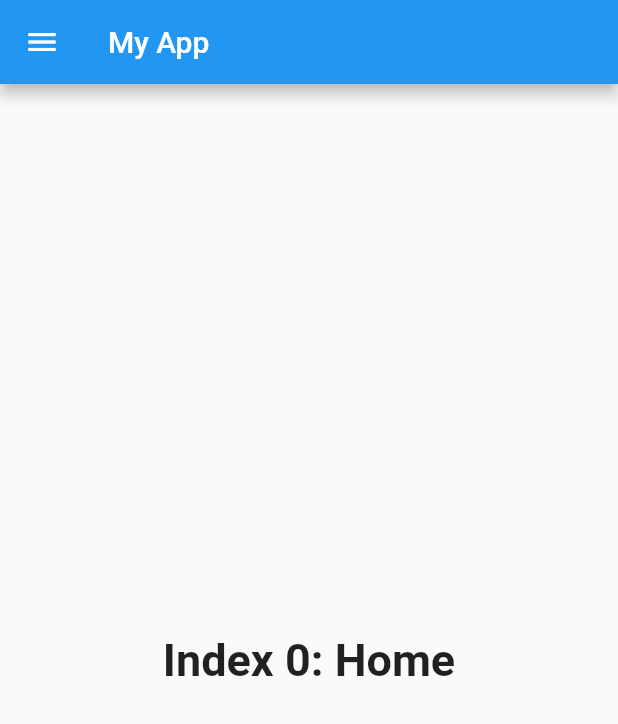
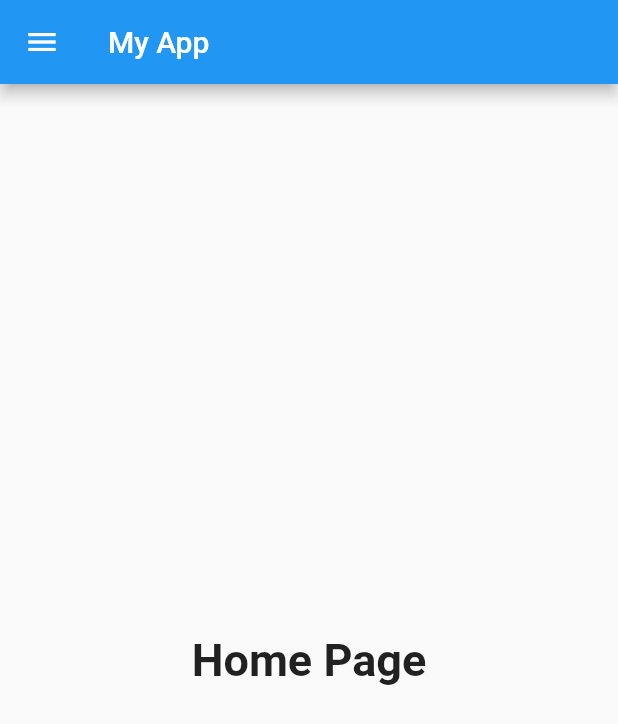
Before and after one commit to Starceus001/Streaming-Service-App, a Flutter app: the screen it shows after launch, in the side drawer, after a tap on "Home", on a phone screen of 412 x 824 dp. Shown: the top 724 px of the screen. Run offline on Flutter 3.47's test engine with Material 2 defaults, Android fonts, the phone set to English and light mode, and no system bars.

Commit message:
Untested: programma in meerdere pagina's opgedeeld

```diff
--- /dev/null
+++ b/lib/app_drawer.dart
@@ -0,0 +1,56 @@
+import 'package:flutter/material.dart';
+
+class AppDrawer extends StatelessWidget {
+  final int selectedIndex;
+  final Function(int) onItemTapped;
+
+  AppDrawer({required this.selectedIndex, required this.onItemTapped});
+
+  @override
+  Widget build(BuildContext context) {
+    return Drawer(
+      child: ListView(
+        padding: EdgeInsets.zero,
+        children: [
+          DrawerHeader(
+            decoration: BoxDecoration(
+              color: Color.fromARGB(255, 139, 72, 255),
+            ),
+            child: Text(
+              'Drawer Header',
+              style: TextStyle(
+                fontFamily: 'PermMark',
+                fontSize: 30.0,
+                fontWeight: FontWeight.bold,
+              ),
+            ),
+          ),
+          ListTile(
+            title: Text('Home'),
+            selected: selectedIndex == 0,
+            onTap: () {
+              onItemTapped(0);
+              Navigator.pop(context);
+            },
+          ),
+          ListTile(
+            title: Text('Upload'),
+            selected: selectedIndex == 1,
+            onTap: () {
+              onItemTapped(1);
+              Navigator.pop(context);
+            },
+          ),
+          ListTile(
+            title: Text('Settings'),
+            selected: selectedIndex == 2,
+            onTap: () {
+              onItemTapped(2);
+              Navigator.pop(context);
+            },
+          ),
+        ],
+      ),
+    );
+  }
+}
--- /dev/null
+++ b/lib/home_page.dart
@@ -0,0 +1,14 @@
+import 'package:flutter/material.dart';
+
+class HomePage extends StatelessWidget {
+  const HomePage({Key? key}) : super(key: key);
+
+  @override
+  Widget build(BuildContext context) {
+    //code can be added from here
+    return const Center(
+      child: Text('Home Page',
+          style: TextStyle(fontSize: 30, fontWeight: FontWeight.bold)),
+    );
+  }
+}
--- a/lib/main.dart
+++ b/lib/main.dart
@@ -1,4 +1,8 @@
 import 'package:flutter/material.dart';
+import 'home_page.dart';
+import 'upload_page.dart';
+import 'settings_page.dart';
+import 'app_drawer.dart';
 
 void main() => runApp(const MyApp());
 
@@ -27,22 +31,6 @@ class MyHomePage extends StatefulWidget {
 
 class _MyHomePageState extends State<MyHomePage> {
   int _selectedIndex = 0;
-  static const TextStyle optionStyle =
-      TextStyle(fontSize: 30, fontWeight: FontWeight.bold);
-  static const List<Widget> _widgetOptions = <Widget>[
-    Text(
-      'Index 0: Home',
-      style: optionStyle,
-    ),
-    Text(
-      'Index 1: Business',
-      style: optionStyle,
-    ),
-    Text(
-      'Index 2: School',
-      style: optionStyle,
-    ),
-  ];
 
   void _onItemTapped(int index) {
     setState(() {
@@ -52,62 +40,17 @@ class _MyHomePageState extends State<MyHomePage> {
 
   @override
   Widget build(BuildContext context) {
+    final List<Widget> _pages = [HomePage(), UploadPage(), SettingsPage()];
+
     return Scaffold(
       appBar: AppBar(title: Text(widget.title)),
-      body: Center(
-        child: _widgetOptions[_selectedIndex],
+      body: IndexedStack(
+        index: _selectedIndex,
+        children: _pages,
       ),
-      drawer: Drawer(
-        // Add a ListView to the drawer. This ensures the user can scroll
-        // through the options in the drawer if there isn't enough vertical
-        // space to fit everything.
-        child: ListView(
-          // Important: Remove any padding from the ListView.
-          padding: EdgeInsets.zero,
-          children: [
-            const DrawerHeader(
-              decoration: BoxDecoration(
-                color: Color.fromARGB(255, 139, 72, 255),
-              ),
-              child: Text('Drawer Header',
-                  style: TextStyle(
-                    fontFamily: 'PermMark',
-                    fontSize: 30.0,
-                    fontWeight: FontWeight.bold,
-                  )),
-            ),
-            ListTile(
-              title: const Text('Home'),
-              selected: _selectedIndex == 0,
-              onTap: () {
-                // Update the state of the app
-                _onItemTapped(0);
-                // Then close the drawer
-                Navigator.pop(context);
-              },
-            ),
-            ListTile(
-              title: const Text('Business'),
-              selected: _selectedIndex == 1,
-              onTap: () {
-                // Update the state of the app
-                _onItemTapped(1);
-                // Then close the drawer
-                Navigator.pop(context);
-              },
-            ),
-            ListTile(
-              title: const Text('School'),
-              selected: _selectedIndex == 2,
-              onTap: () {
-                // Update the state of the app
-                _onItemTapped(2);
-                // Then close the drawer
-                Navigator.pop(context);
-              },
-            ),
-          ],
-        ),
+      drawer: AppDrawer(
+        selectedIndex: _selectedIndex,
+        onItemTapped: _onItemTapped,
       ),
     );
   }
--- /dev/null
+++ b/lib/settings_page.dart
@@ -0,0 +1,14 @@
+import 'package:flutter/material.dart';
+
+class SettingsPage extends StatelessWidget {
+  const SettingsPage({Key? key}) : super(key: key);
+
+  @override
+  Widget build(BuildContext context) {
+    //code can be added from here
+    return const Center(
+      child: Text('Settings Page',
+          style: TextStyle(fontSize: 30, fontWeight: FontWeight.bold)),
+    );
+  }
+}
--- /dev/null
+++ b/lib/upload_page.dart
@@ -0,0 +1,14 @@
+import 'package:flutter/material.dart';
+
+class UploadPage extends StatelessWidget {
+  const UploadPage({Key? key}) : super(key: key);
+
+  @override
+  Widget build(BuildContext context) {
+    //code can be added from here
+    return const Center(
+      child: Text('Home Page',
+          style: TextStyle(fontSize: 30, fontWeight: FontWeight.bold)),
+    );
+  }
+}
```
